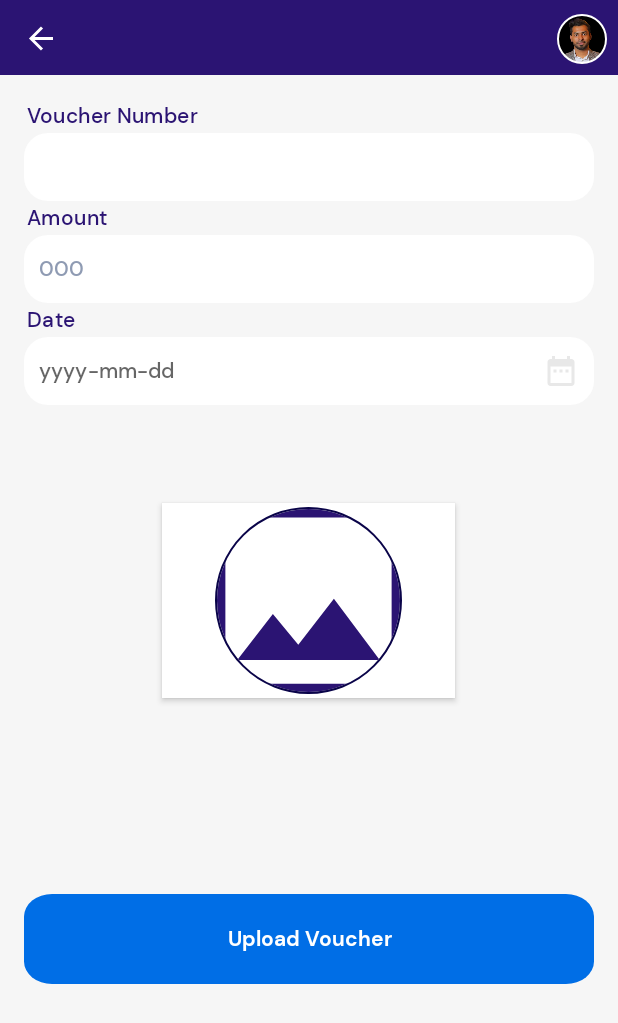
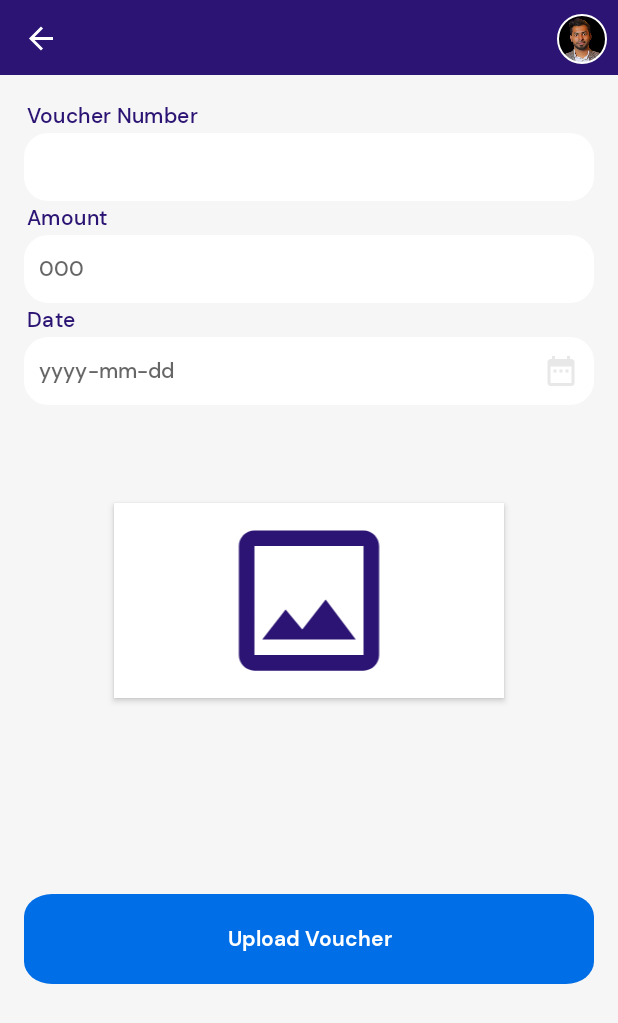
Before and after one commit to AppsDevMaruf/DUFA, an Android app: the VoucherFragment screen opened through its navigation route, on a phone screen of 412 x 824 dp. Shown: the top 1023 px of the screen. Run offline under Robolectric (Android 15) with nearby library versions, the phone set to English and light mode, and no system bars; our stand-ins replace CircleImageView, Dagger/Hilt's generated code, data binding, navigation-ui, paging and 1 more; libraries missing offline, so code that uses them is left out: com.canhub.cropper, id.zelory.compressor; network calls fail; pictures from the network do not load; Roboto replaces fonts that are not available here; 2 statements that could not run were skipped.

Commit message:
upload voucher

```diff
--- a/app/src/main/java/com/marufalam/dufa/repos/SecuredRepository.kt
+++ b/app/src/main/java/com/marufalam/dufa/repos/SecuredRepository.kt
@@ -236,11 +236,6 @@ class SecuredRepository @Inject constructor(private val securedApi: SecuredApi)
         )
 
 
-
-    date: RequestBody,
-    amount: RequestBody,
-    voucher_number: RequestBody
-
     fun payRenew(requestPayRenew: RequestPayRenew) = securedApi.payRenew(requestPayRenew)
 
 }
--- a/app/src/main/java/com/marufalam/dufa/viewmodel/DashboardViewModel.kt
+++ b/app/src/main/java/com/marufalam/dufa/viewmodel/DashboardViewModel.kt
@@ -29,6 +29,7 @@ import com.marufalam.dufa.utils.NoInternetException
 import dagger.hilt.android.lifecycle.HiltViewModel
 import kotlinx.coroutines.launch
 import okhttp3.MultipartBody
+import okhttp3.RequestBody
 import okhttp3.ResponseBody
 import org.json.JSONObject
 import retrofit2.Call
@@ -454,7 +455,12 @@ class DashboardViewModel @Inject constructor(private val securedRepository: Secu
     val responseUploadVoucherVMLD: LiveData<NetworkResult<ResponseVoucherUpload>>
         get() = _responseUploadVoucher
 
-    suspend fun uploadVoucherVm(request: RequestVoucher, part: MultipartBody.Part) {
+    suspend fun uploadVoucherVm(
+        date: RequestBody,
+        amount: RequestBody,
+        voucher_number: RequestBody,
+        part: MultipartBody.Part
+    ) {
 
         _responseUploadVoucher.postValue(NetworkResult.Loading())
 
@@ -462,7 +468,12 @@ class DashboardViewModel @Inject constructor(private val securedRepository: Secu
         viewModelScope.launch {
 
             try {
-                val response = securedRepository.uploadVoucher(request, part)
+                val response = securedRepository.uploadVoucher(
+                    part = part,
+                    date = date,
+                    amount = amount,
+                    voucher_number = voucher_number
+                )
 
                 Log.i("TAG", "uploadProfilePicVM: $response")
 
@@ -490,11 +501,6 @@ class DashboardViewModel @Inject constructor(private val securedRepository: Secu
     }
 
     //   upload profile pic  end
-
-
-
-
-
 
 
     //  upload profile pic start
--- a/app/src/main/res/layout/fragment_voucher.xml
+++ b/app/src/main/res/layout/fragment_voucher.xml
@@ -54,6 +54,7 @@
                         android:textColor="@color/blue" />
 
                     <EditText
+                        android:inputType="text"
                         android:id="@+id/voucherNumber"
                         android:layout_width="match_parent"
                         android:layout_height="45dp"
@@ -89,6 +90,7 @@
                         android:textColor="@color/blue" />
 
                     <EditText
+                        android:inputType="number"
                         android:id="@+id/voucherAmount"
                         android:layout_width="match_parent"
                         android:layout_height="45dp"
@@ -100,7 +102,7 @@
                         android:lines="1"
                         android:padding="2dp"
                         android:paddingStart="10dp"
-                        android:text="000"
+                        android:hint="000"
                         android:textAppearance="@style/TextAppearance.Material3.TitleSmall"
                         android:textColor="@color/text_primary" />
 
@@ -146,9 +148,10 @@
                 </LinearLayout>
 
 
-                <de.hdodenhof.circleimageview.CircleImageView
+                <ImageView
+
                     android:id="@+id/uploadVoucher"
-                    android:layout_width="@dimen/_150sdp"
+                    android:layout_width="@dimen/_200sdp"
                     android:layout_height="@dimen/_100sdp"
                     android:layout_margin="@dimen/_50sdp"
                     android:layout_marginEnd="@dimen/_4sdp"
@@ -156,8 +159,6 @@
                     android:padding="@dimen/_2sdp"
                     android:src="@drawable/ic_gallary"
                     android:translationZ="@dimen/_2sdp"
-                    app:civ_border_color="@color/bluedeep"
-                    app:civ_border_width="@dimen/_1sdp"
                     app:layout_constraintBottom_toBottomOf="@id/userProfilePic"
                     app:layout_constraintEnd_toEndOf="@id/userProfilePic" />
 
```
Also changed, not shown: app/src/main/java/com/marufalam/dufa/VoucherFragment.kt (+34 -11 lines).
